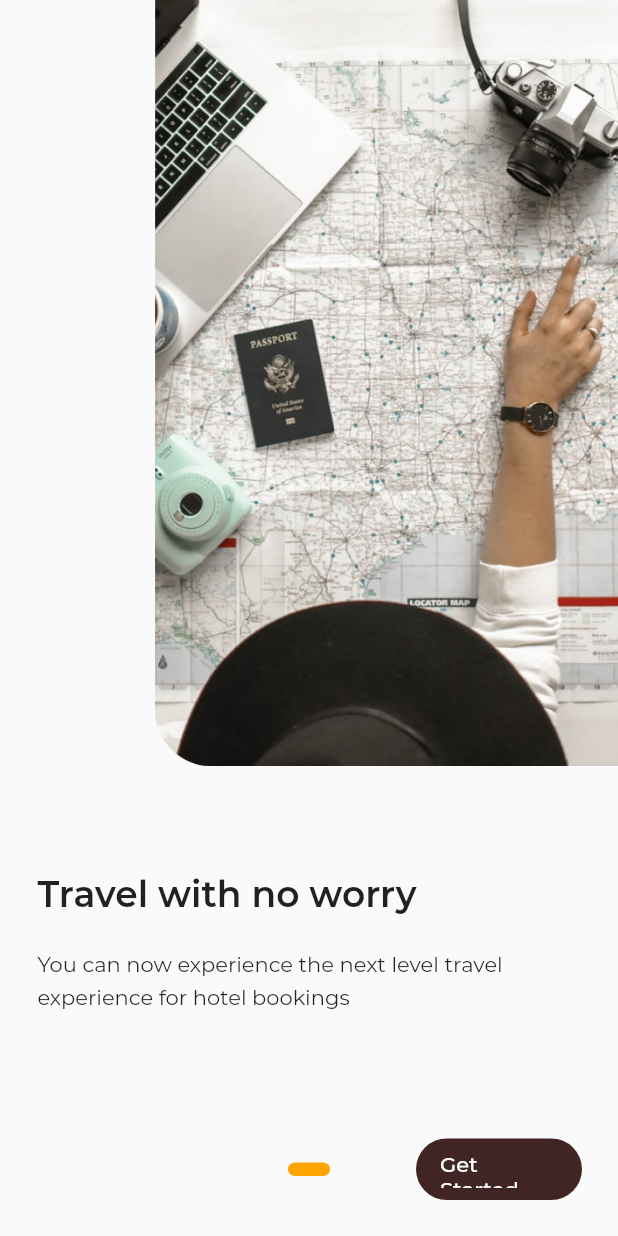
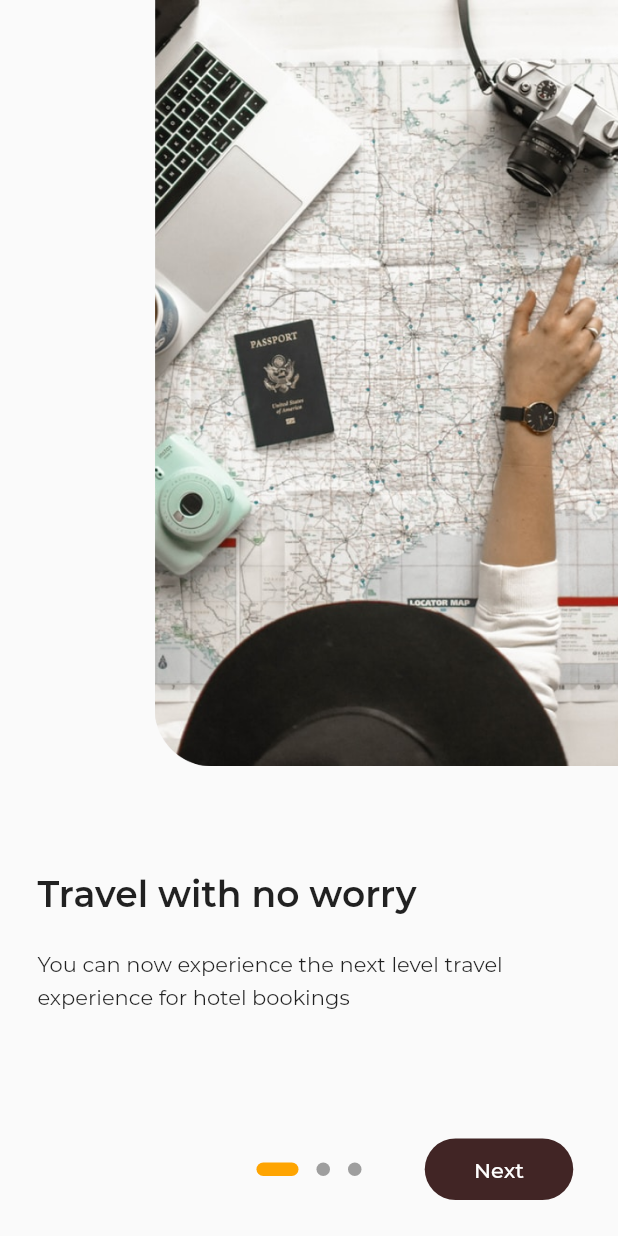
Before and after one commit to onumengine/encostay, a Flutter app: the screen it shows after launch, on a phone screen of 412 x 824 dp. Run offline on Flutter 3.47's test engine with Material 2 defaults, Android fonts, the phone set to English and light mode, and no system bars; drawn by our look-alikes of introduction_screen; project files that could hold a hidden picture were left out.

Commit message:
Convert all onboarding pages to raw pages

```diff
--- a/lib/ui/screens/onboarding_screen.dart
+++ b/lib/ui/screens/onboarding_screen.dart
@@ -61,88 +61,6 @@ class OnboardingScreen extends StatelessWidget {
           ),
           dotsFlex: 1,
           isTopSafeArea: false,
-            /*
-          pages: <PageViewModel>[
-            PageViewModel(
-              titleWidget: Align(
-                alignment: Alignment.centerLeft,
-                child: Text(
-                  'Travel with no worry',
-                  textAlign: TextAlign.start,
-                  style: semiBold24,
-                ),
-              ),
-              bodyWidget: Align(
-                alignment: Alignment.centerLeft,
-                child: Text(
-                  'You can now experience the next level travel experience for hotel bookings',
-                  style: regular14,
-                ),
-              ),
-              image: Align(
-                alignment: Alignment.topRight,
-                child: AspectRatio(
-                  aspectRatio: 0.604751,
-                  child: Image.asset(
-                    'lib/assets/images/onboarding_1.png',
-                    height: constraints.heightConstraints().maxHeight * 0.57,
-                    fit: BoxFit.fill,
-                  ),
-                ),
-              ),
-            ),
-            PageViewModel(
-              titleWidget: Align(
-                alignment: Alignment.centerLeft,
-                child: Text(
-                  'Find Hundreds of hotels',
-                  textAlign: TextAlign.start,
-                  style: semiBold24,
-                ),
-              ),
-              bodyWidget: Align(
-                alignment: Alignment.centerLeft,
-                child: Text(
-                  'Discover hundreds of hotels that spread across the world for you',
-                  style: regular14,
-                ),
-              ),
-              image: Align(
-                alignment: Alignment.topRight,
-                child: Image.asset(
-                  'lib/assets/images/onboarding_2.png',
-                  width: constraints.widthConstraints().maxWidth * 3 / 4,
-                  fit: BoxFit.fill,
-                ),
-              ),
-            ),
-            PageViewModel(
-              titleWidget: Align(
-                alignment: Alignment.centerLeft,
-                child: Text(
-                  'Let\'s discover the world',
-                  textAlign: TextAlign.start,
-                  style: semiBold24,
-                ),
-              ),
-              bodyWidget: Align(
-                alignment: Alignment.centerLeft,
-                child: Text(
-                  'Book your hotel now for the next level travel experience. Enjoy your trip',
-                  style: regular14,
-                ),
-              ),
-              image: Align(
-                alignment: Alignment.topRight,
-                child: Image.asset(
-                  'lib/assets/images/onboarding_3.png',
-                  width: constraints.widthConstraints().maxWidth * 3 / 4,
-                  fit: BoxFit.fill,
-                ),
-              ),
-            ),
-          ],
-          */
           rawPages: <Widget>[
             Column(
               mainAxisSize: MainAxisSize.max,
@@ -173,6 +91,64 @@ class OnboardingScreen extends StatelessWidget {
                 ),
               ],
             ),
+            Column(
+              mainAxisSize: MainAxisSize.max,
+              children: <Widget>[
+                Align(
+                  alignment: Alignment.topRight,
+                  child: Container(
+                    width: constraints.maxWidth,
+                    padding: EdgeInsets.only(left: constraints.maxWidth / 4,),
+                    child: Image(
+                      image: AssetImage('lib/assets/images/onboarding_2.png'),
+                    ),
+                  ),
+                ),
+                Align(
+                  alignment: Alignment.centerLeft,
+                  child: Padding(
+                    padding: EdgeInsets.symmetric(horizontal: 25) + EdgeInsets.only(top: constraints.maxHeight / 12.3),
+                    child: Text('Find Hundreds of hotels', style: semiBold24,),
+                  ),
+                ),
+                Align(
+                  alignment: Alignment.centerLeft,
+                  child: Padding(
+                    padding: EdgeInsets.symmetric(horizontal: 25) + EdgeInsets.only(top: constraints.maxHeight / 42.74),
+                    child: Text('Discover hundreds of hotels that spread across the world for you', style: regular14,),
+                  ),
+                ),
+              ],
+            ),
+            Column(
+              mainAxisSize: MainAxisSize.max,
+              children: <Widget>[
+                Align(
+                  alignment: Alignment.topRight,
+                  child: Container(
+                    width: constraints.maxWidth,
+                    padding: EdgeInsets.only(left: constraints.maxWidth / 4,),
+                    child: Image(
+                      image: AssetImage('lib/assets/images/onboarding_3.png'),
+                    ),
+                  ),
+                ),
+                Align(
+                  alignment: Alignment.centerLeft,
+                  child: Padding(
+                    padding: EdgeInsets.symmetric(horizontal: 25) + EdgeInsets.only(top: constraints.maxHeight / 12.3),
+                    child: Text('Let\'s discover the world', style: semiBold24,),
+                  ),
+                ),
+                Align(
+                  alignment: Alignment.centerLeft,
+                  child: Padding(
+                    padding: EdgeInsets.symmetric(horizontal: 25) + EdgeInsets.only(top: constraints.maxHeight / 42.74),
+                    child: Text('Book your hotel now for the next level travel experience. Enjoy your trip', style: regular14,),
+                  ),
+                ),
+              ],
+            ),
           ],
         ),
       ),
```
